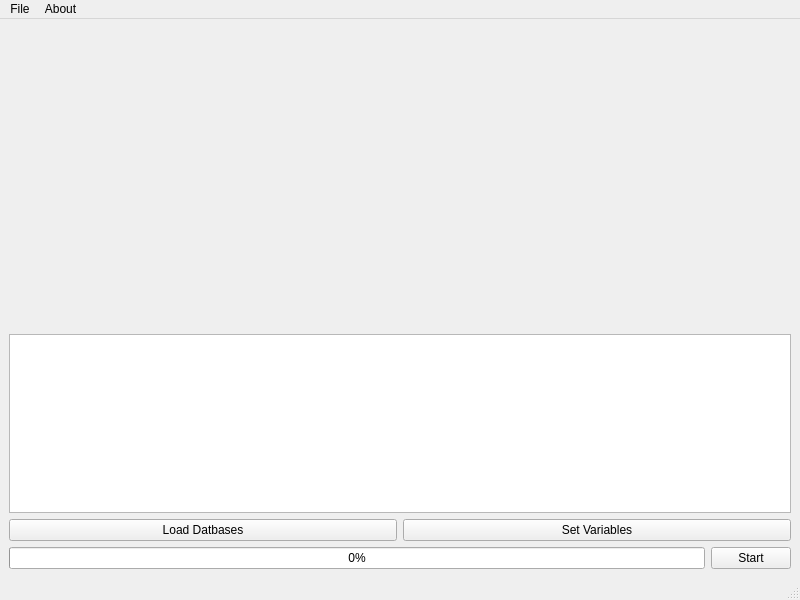
Old version of the form UI/GUI.ui in the repository waterloo-rocketry/OpenThrustPy.
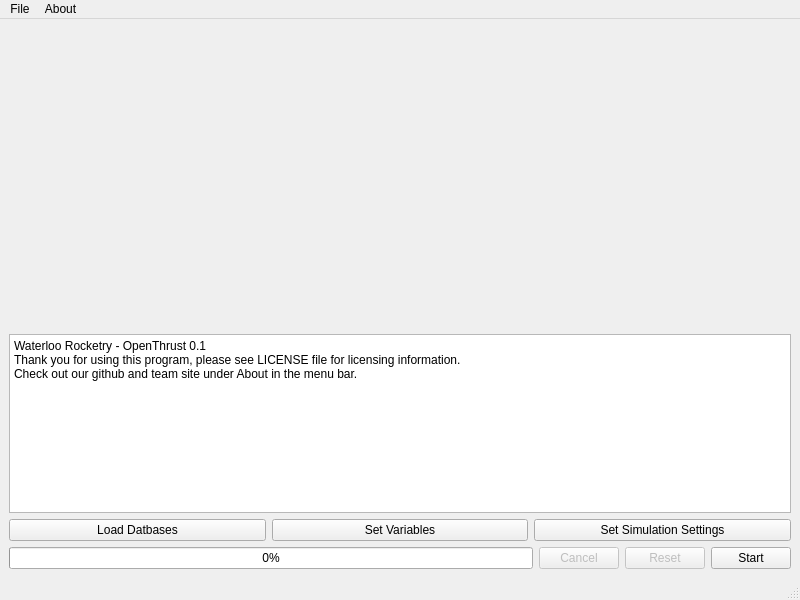
New version of the form. Icons and pictures are not drawn.

```diff
--- a/UI/GUI.ui
+++ b/UI/GUI.ui
@@ -35,12 +35,24 @@
        <layout class="QVBoxLayout" name="verticalLayoutVariablesConsole">
         <item>
          <widget class="QTextBrowser" name="textBrowser">
+          <property name="enabled">
+           <bool>true</bool>
+          </property>
           <property name="maximumSize">
            <size>
             <width>16777215</width>
             <height>1677215</height>
            </size>
           </property>
+          <property name="html">
+           <string>&lt;!DOCTYPE HTML PUBLIC &quot;-//W3C//DTD HTML 4.0//EN&quot; &quot;http://www.w3.org/TR/REC-html40/strict.dtd&quot;&gt;
+&lt;html&gt;&lt;head&gt;&lt;meta name=&quot;qrichtext&quot; content=&quot;1&quot; /&gt;&lt;style type=&quot;text/css&quot;&gt;
+p, li { white-space: pre-wrap; }
+&lt;/style&gt;&lt;/head&gt;&lt;body style=&quot; font-family:'Sans Serif'; font-size:9pt; font-weight:400; font-style:normal;&quot;&gt;
+&lt;p style=&quot; margin-top:0px; margin-bottom:0px; margin-left:0px; margin-right:0px; -qt-block-indent:0; text-indent:0px;&quot;&gt;Waterloo Rocketry - OpenThrust 0.1&lt;/p&gt;
+&lt;p style=&quot; margin-top:0px; margin-bottom:0px; margin-left:0px; margin-right:0px; -qt-block-indent:0; text-indent:0px;&quot;&gt;Thank you for using this program, please see LICENSE file for licensing information.&lt;/p&gt;
+&lt;p style=&quot; margin-top:0px; margin-bottom:0px; margin-left:0px; margin-right:0px; -qt-block-indent:0; text-indent:0px;&quot;&gt;Check out our github and team site under About in the menu bar.&lt;/p&gt;&lt;/body&gt;&lt;/html&gt;</string>
+          </property>
          </widget>
         </item>
         <item>
@@ -59,6 +71,13 @@
             </property>
            </widget>
           </item>
+          <item>
+           <widget class="QPushButton" name="setSimulationButton">
+            <property name="text">
+             <string>Set Simulation Settings</string>
+            </property>
+           </widget>
+          </item>
          </layout>
         </item>
        </layout>
@@ -75,6 +94,26 @@
           </property>
          </widget>
         </item>
+        <item>
+         <widget class="QPushButton" name="cancelButton">
+          <property name="enabled">
+           <bool>false</bool>
+          </property>
+          <property name="text">
+           <string>Cancel</string>
+          </property>
+         </widget>
+        </item>
+        <item>
+         <widget class="QPushButton" name="resetButton">
+          <property name="enabled">
+           <bool>false</bool>
+          </property>
+          <property name="text">
+           <string>Reset</string>
+          </property>
+         </widget>
+        </item>
         <item>
          <widget class="QPushButton" name="startButton">
           <property name="text">
```
